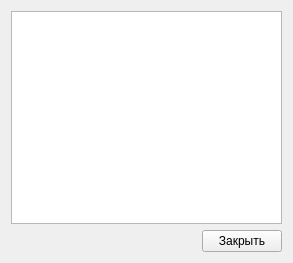
olefav/graph, file formmatrixgrid.ui: the form before one commit.
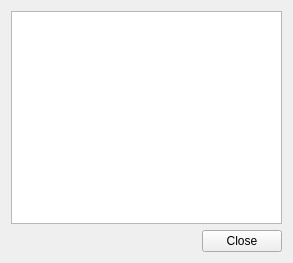
The form after the commit.

What changed in the file:
```diff
--- a/formmatrixgrid.ui
+++ b/formmatrixgrid.ui
@@ -42,7 +42,7 @@
      <item>
       <widget class="QPushButton" name="btnClose">
        <property name="text">
-        <string>Закрыть</string>
+        <string>Close</string>
        </property>
       </widget>
      </item>
```
Left out of the diff: 5 changed lines with no effect on the pictures.
